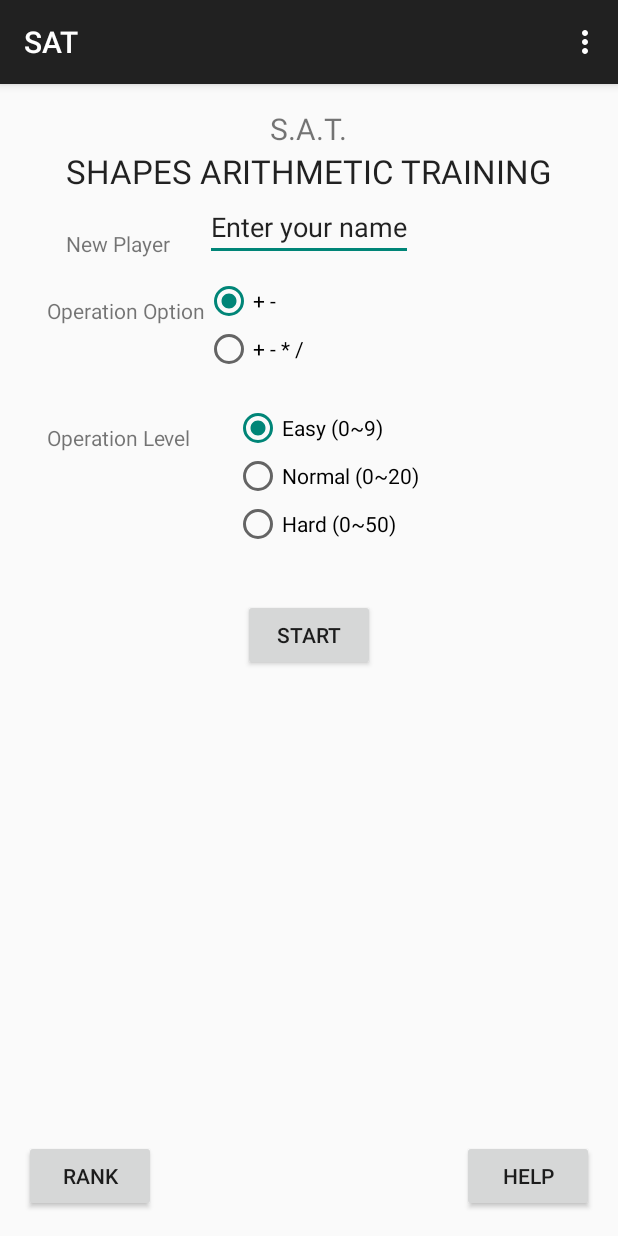
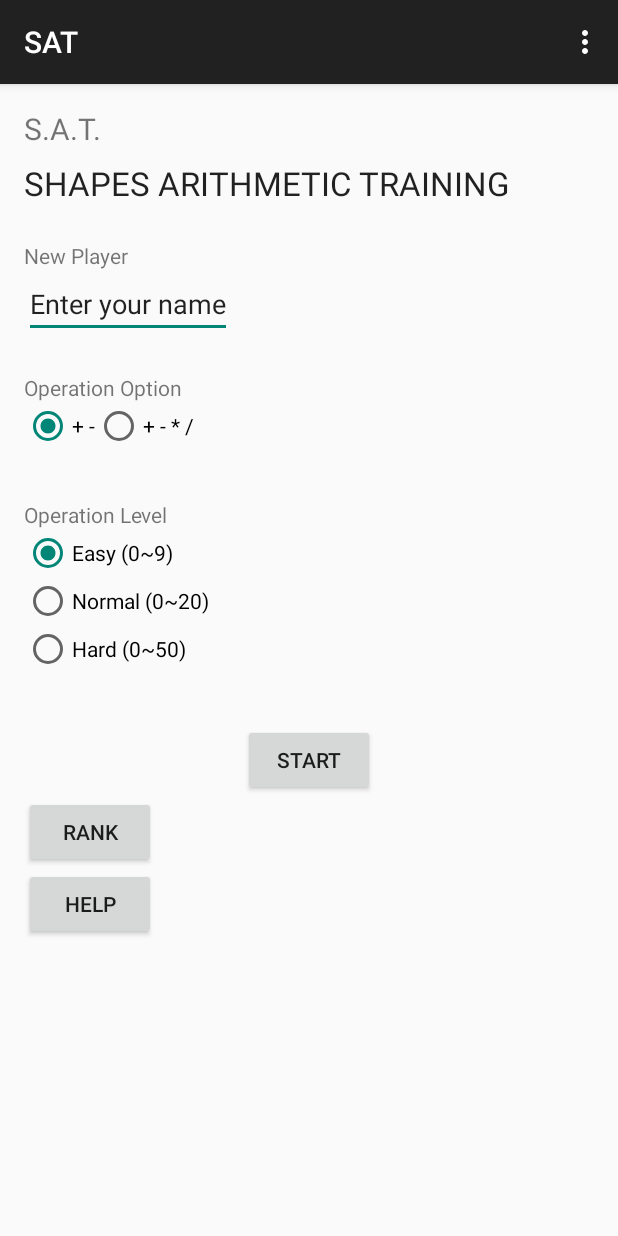
Before and after one commit to wklglider/SAT, an Android app: the screen it shows after launch (welcomeActivity), on a phone screen of 412 x 824 dp. Run offline under Robolectric (Android 15) with nearby library versions, the phone set to English and light mode, and no system bars.

Commit message:
orientation2

```diff
--- a/app/src/main/res/layout/activity_welcome.xml
+++ b/app/src/main/res/layout/activity_welcome.xml
@@ -1,14 +1,15 @@
-<RelativeLayout xmlns:android="http://schemas.android.com/apk/res/android"
+<LinearLayout xmlns:android="http://schemas.android.com/apk/res/android"
     xmlns:tools="http://schemas.android.com/tools" android:layout_width="match_parent"
     android:layout_height="match_parent" android:paddingLeft="@dimen/activity_horizontal_margin"
     android:paddingRight="@dimen/activity_horizontal_margin"
     android:paddingTop="@dimen/activity_vertical_margin"
     android:paddingBottom="@dimen/activity_vertical_margin"
+    android:orientation="vertical"
     tools:context="csci3320.kuilin.sat.welcomeActivity"
     android:id="@+id/game">
 
-    <TextView android:text="@string/title_abbreviation" android:layout_width="wrap_content"
-        android:layout_height="wrap_content"
+    <TextView android:text="@string/title_abbreviation" android:layout_width="104dp"
+        android:layout_height="35dp"
         android:id="@+id/title_abbreviation"
         android:textSize="20dp"
         android:textAlignment="center"
@@ -52,6 +53,12 @@
         android:layout_toLeftOf="@+id/player_name_editText"
         android:layout_toStartOf="@+id/player_name_editText" />
 
+    <RadioGroup
+        android:layout_width="251dp"
+        android:layout_height="wrap_content"
+        android:id="@+id/operation_groupbuttons"
+        android:orientation="horizontal">
+
         <RadioButton
             android:layout_width="wrap_content"
             android:layout_height="wrap_content"
@@ -71,16 +78,22 @@
             android:layout_alignLeft="@+id/operaiton_radioButton"
             android:layout_alignStart="@+id/operaiton_radioButton"
             android:checked="false" />
+    </RadioGroup>
 
     <TextView
         android:layout_width="wrap_content"
         android:layout_height="wrap_content"
         android:text="Operation Level"
         android:id="@+id/operation_level_textView"
-        android:layout_below="@+id/operaiton_radioButton2"
+        android:layout_below="@+id/operation_groupbuttons"
         android:layout_alignLeft="@+id/operation_textView"
         android:layout_alignStart="@+id/operation_textView"
         android:layout_marginTop="33dp" />
+
+    <RadioGroup
+        android:layout_width="fill_parent"
+        android:layout_height="wrap_content">
+        android:id="@+id/operand_groupbuttons">
 
         <RadioButton
             android:layout_width="wrap_content"
@@ -111,15 +124,18 @@
             android:layout_alignStart="@+id/operation_radioButton2"
             android:checked="false" />
 
+    </RadioGroup>
+
     <Button
         android:layout_width="wrap_content"
         android:layout_height="wrap_content"
         android:text="@string/start"
         android:id="@+id/start_button"
         android:layout_marginTop="34dp"
-        android:layout_below="@+id/operation_radioButton3"
+        android:layout_below="@+id/operand_groupbuttons"
         android:layout_centerHorizontal="true"
-        android:onClick="startGame" />
+        android:onClick="startGame"
+        android:layout_gravity="center_horizontal" />
 
     <Button
         android:layout_width="wrap_content"
@@ -139,4 +155,4 @@
         android:layout_alignParentRight="true"
         android:layout_alignParentEnd="true" />
 
-</RelativeLayout>
+</LinearLayout>
```
Lines whose indentation alone changed are shown as unchanged.
